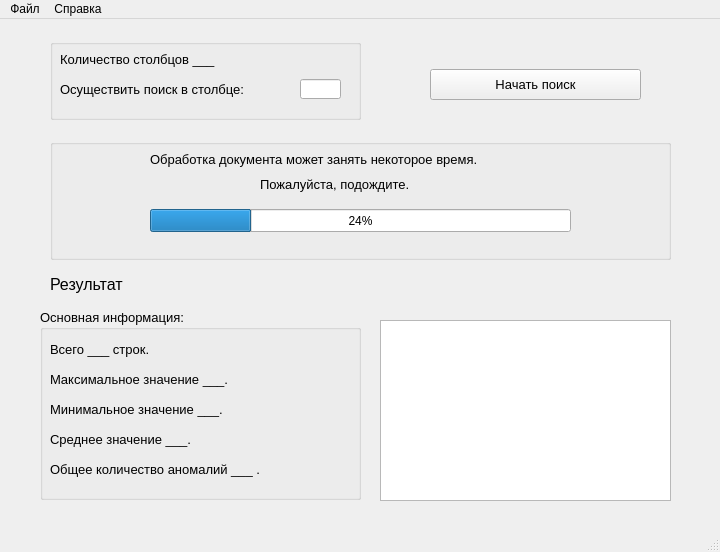
Above: ui_maket_1.ui from Fly-Hamster/SearchAnomaly before the change. Below: the same form after it.
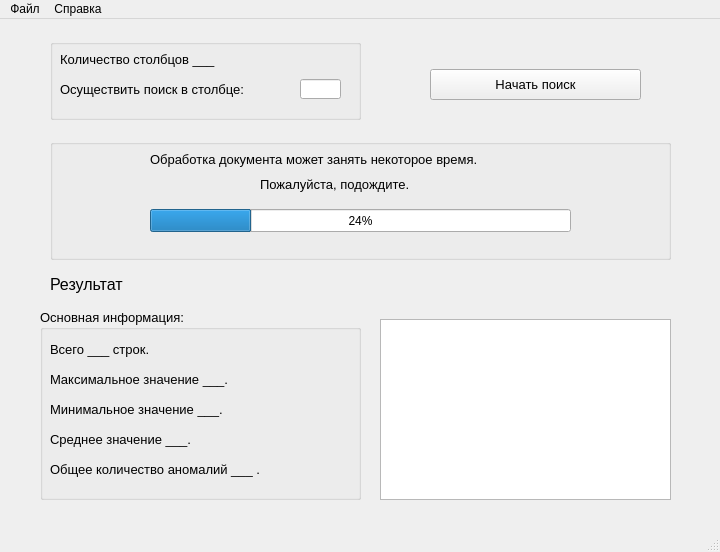
That is the form after the change.

Commit message: add Actions_for_manuBar

```diff
--- a/ui_maket_1.ui
+++ b/ui_maket_1.ui
@@ -134,16 +134,6 @@
      <string>Начать поиск</string>
     </property>
    </widget>
-   <widget class="QTextBrowser" name="textBrowser_output_field">
-    <property name="geometry">
-     <rect>
-      <x>380</x>
-      <y>301</y>
-      <width>291</width>
-      <height>181</height>
-     </rect>
-    </property>
-   </widget>
    <widget class="QLabel" name="label_result">
     <property name="geometry">
      <rect>
@@ -258,6 +248,16 @@
      </property>
     </widget>
    </widget>
+   <widget class="QTextEdit" name="textEdit_output_field">
+    <property name="geometry">
+     <rect>
+      <x>380</x>
+      <y>300</y>
+      <width>291</width>
+      <height>181</height>
+     </rect>
+    </property>
+   </widget>
   </widget>
   <widget class="QMenuBar" name="menubar">
    <property name="geometry">
```
Left out of the diff: 6 changed lines with no effect on the pictures. The commit also changes 1 other file.
